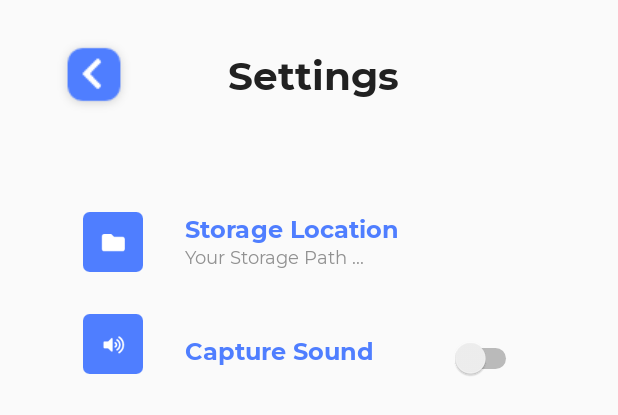
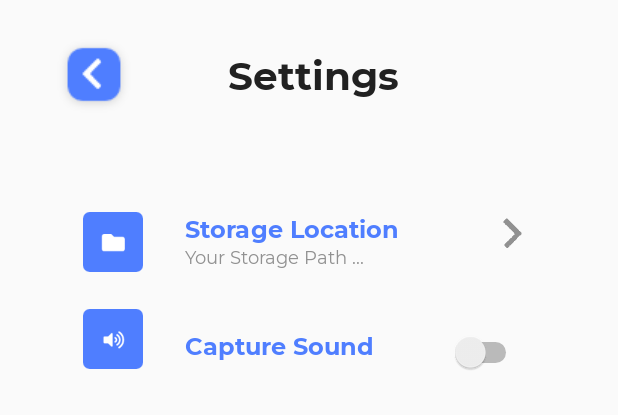
Before and after one commit to bimasatria5122/VirtualFitting, an Android app: the layout activity_settings.xml on its own in the app's theme, with its tools: preview values and no code run, on a phone screen of 412 x 824 dp. Shown: the top 415 px of the screen. Run offline under Robolectric (Android 15) with nearby library versions, the phone set to English and light mode, and no system bars.

Commit message:
Menambahkan fitur memilih direktori penyimpanan foto

```diff
--- a/app/src/main/java/com/revton/virtualfitting/AllowStorage.kt
+++ b/app/src/main/java/com/revton/virtualfitting/AllowStorage.kt
@@ -7,7 +7,9 @@ import com.karumi.dexter.Dexter
 import com.karumi.dexter.MultiplePermissionsReport
 import com.karumi.dexter.listener.multi.BaseMultiplePermissionsListener
 import com.revton.virtualfitting.core.Animation
+import com.revton.virtualfitting.core.Config
 import kotlinx.android.synthetic.main.activity_allow_storage.*
+import java.io.File
 
 class AllowStorage : AppCompatActivity()
 {
@@ -20,6 +22,7 @@ class AllowStorage : AppCompatActivity()
         button_storage.setOnClickListener{
             Animation().button_clicked(findViewById(R.id.button_storage))
             allowAccessStorage()
+            if(!File(Config().getConfigPath()).exists()) Config().createConfigFile()
         }
 
     }
--- a/app/src/main/java/com/revton/virtualfitting/MainActivity.kt
+++ b/app/src/main/java/com/revton/virtualfitting/MainActivity.kt
@@ -10,8 +10,9 @@ import androidx.core.content.ContextCompat
 
 class MainActivity : AppCompatActivity()
 {
-    var progressAngka = 0
-    var handler: Handler? = null
+    private var progressAngka = 0
+    private var handler: Handler? = null
+
 
     override fun onCreate(savedInstanceState: Bundle?)
     {
@@ -22,6 +23,7 @@ class MainActivity : AppCompatActivity()
         handler = Handler(Handler.Callback {
             progressAngka++
             if(progressAngka == 100) {
+
 
                 finish() // Stop activity
                 if (
--- a/app/src/main/java/com/revton/virtualfitting/core/Camera2.kt
+++ b/app/src/main/java/com/revton/virtualfitting/core/Camera2.kt
@@ -154,7 +154,7 @@ class Camera2(private val activity: VFCapture, private val textureView: AutoFitT
         /**
          * Max preview height that is guaranteed by Camera2 API
          */
-        private const val MAX_PREVIEW_HEIGHT = 1920
+        private const val MAX_PREVIEW_HEIGHT = 1080
 
 
         // Flag to check if camera capture sessions is closed.
--- a/app/src/main/java/com/revton/virtualfitting/core/Converters.kt
+++ b/app/src/main/java/com/revton/virtualfitting/core/Converters.kt
@@ -1,6 +1,7 @@
 package com.revton.virtualfitting.core
 
 import android.graphics.Bitmap
+import android.os.Environment
 import android.util.Log
 import io.reactivex.Single
 import io.reactivex.android.schedulers.AndroidSchedulers
@@ -36,8 +37,7 @@ object Converters {
 
         try
         {
-            var storage_location = Config()
-            val path = storage_location.save_location
+            val path = File(Config().getDirectoryPath())
             if (!path.exists())
                 path.mkdirs()
             val picture = File(path, "VF-" + System.currentTimeMillis() + ".jpeg")
--- a/app/src/main/res/layout/activity_settings.xml
+++ b/app/src/main/res/layout/activity_settings.xml
@@ -69,8 +69,10 @@
                 android:text="Storage Location"
                 android:textColor="@color/colorPrimaryDark"
                 android:textSize="16sp"
+                app:layout_constraintEnd_toStartOf="@+id/save_chv"
                 app:layout_constraintStart_toEndOf="@+id/imageView2"
-                app:layout_constraintTop_toTopOf="parent" />
+                app:layout_constraintTop_toTopOf="parent"
+                app:layout_constraintHorizontal_bias="0.0"/>
 
 
             <TextView
@@ -82,16 +84,28 @@
                 android:text="Your Storage Path ..."
                 android:textColor="@color/gray"
                 android:textSize="12sp"
+                app:layout_constraintEnd_toStartOf="@+id/save_chv"
+                app:layout_constraintHorizontal_bias="0.0"
                 app:layout_constraintStart_toEndOf="@+id/imageView2"
-                app:layout_constraintTop_toBottomOf="@+id/storage_location"
-                app:layout_constraintVertical_bias="0.0" />
+                app:layout_constraintTop_toBottomOf="@+id/storage_location" />
+
+            <ImageView
+                android:id="@+id/save_chv"
+                android:layout_width="30dp"
+                android:layout_height="30dp"
+                android:layout_marginTop="64dp"
+                android:layout_marginEnd="56dp"
+                app:layout_constraintEnd_toEndOf="parent"
+                app:layout_constraintTop_toTopOf="parent"
+                app:srcCompat="@drawable/chv" />
+
 
             <!-- End Storage Location -->
 
 
 
+
             <!-- Capture Sound -->
-
             <TextView
                 android:id="@+id/capture_sound"
                 android:layout_width="wrap_content"
@@ -122,11 +136,11 @@
                 android:layout_width="wrap_content"
                 android:layout_height="wrap_content"
                 android:layout_marginStart="28dp"
-                android:layout_marginTop="148dp"
+                android:layout_marginTop="50dp"
                 app:layout_constraintEnd_toEndOf="parent"
                 app:layout_constraintHorizontal_bias="0.263"
                 app:layout_constraintStart_toEndOf="@+id/capture_sound"
-                app:layout_constraintTop_toTopOf="parent" />
+                app:layout_constraintTop_toBottomOf="@+id/save_chv" />
 
             <!-- End Capture Sound -->
 
--- a/build.gradle
+++ b/build.gradle
@@ -8,7 +8,6 @@ buildscript {
     dependencies {
         classpath "com.android.tools.build:gradle:4.0.0"
         classpath "org.jetbrains.kotlin:kotlin-gradle-plugin:$kotlin_version"
-        classpath 'com.google.ar.sceneform:plugin:1.10.0'
 
         // NOTE: Do not place your application dependencies here; they belong
         // in the individual module build.gradle files
@@ -19,6 +18,7 @@ allprojects {
     repositories {
         google()
         jcenter()
+        maven { url "https://jitpack.io" }
     }
 }
 
```
Also changed, not shown: app/build.gradle (+8 -7 lines), app/src/main/AndroidManifest.xml (+1 -6 lines), app/src/main/java/com/revton/virtualfitting/Settings.kt (+5 -4 lines), app/src/main/java/com/revton/virtualfitting/core/Config.kt (+92 -12 lines), app/src/main/res/drawable/chv.png (added), 1 other file.
